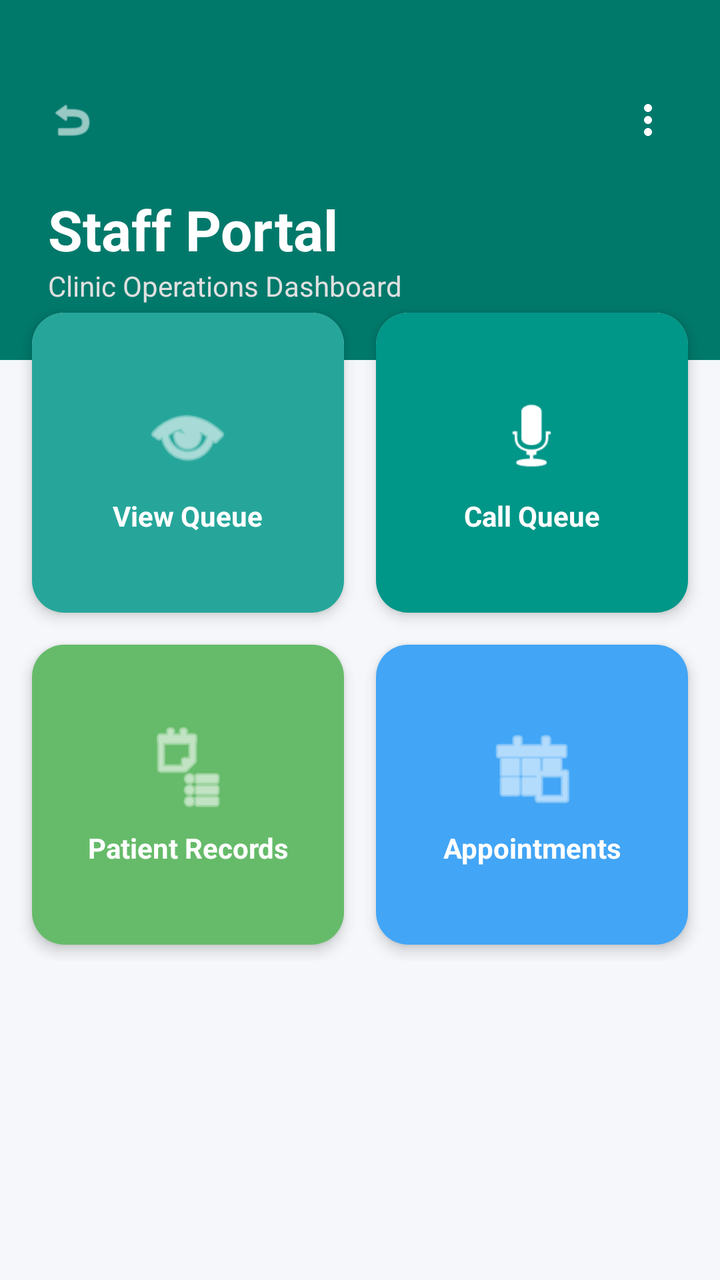
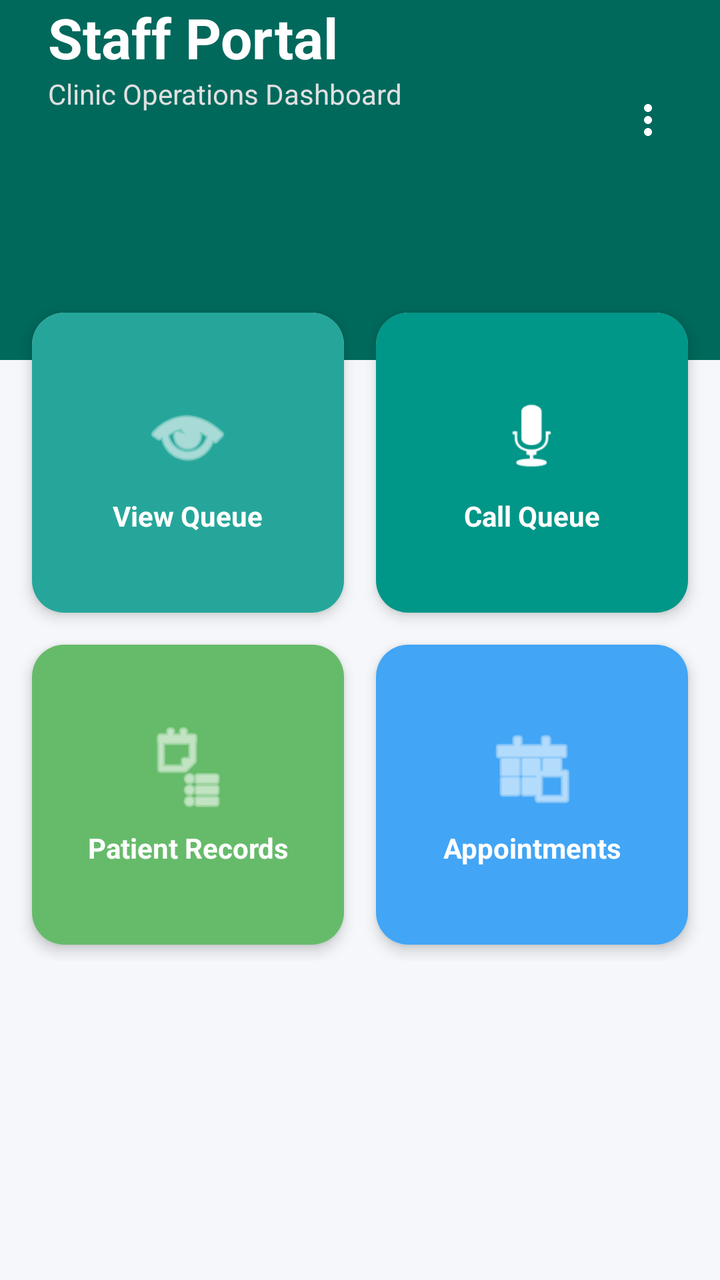

An Android layout rendered at two revisions. The XML below is the earlier revision; the diff shows what the commit changed to produce the second picture.
<!-- AndroidManifest.xml: application theme Theme.GlenEzyCareApps -->
<!-- res/layout/activity_staff_dash_board.xml -->
<?xml version="1.0" encoding="utf-8"?>
<androidx.constraintlayout.widget.ConstraintLayout xmlns:android="http://schemas.android.com/apk/res/android"
    xmlns:app="http://schemas.android.com/apk/res-auto"
    android:layout_width="match_parent"
    android:layout_height="match_parent"
    android:background="#F5F7FA">

    
    <View
        android:id="@+id/topHeader"
        android:layout_width="match_parent"
        android:layout_height="180dp"
        android:background="#00796B"
        app:layout_constraintTop_toTopOf="parent" />

    <ImageView
        android:id="@+id/btnBack"
        android:layout_width="40dp"
        android:layout_height="40dp"
        android:layout_marginStart="16dp"
        android:layout_marginTop="40dp"
        android:background="?attr/selectableItemBackgroundBorderless"
        android:padding="8dp"
        android:src="@android:drawable/ic_menu_revert"
        app:layout_constraintStart_toStartOf="parent"
        app:layout_constraintTop_toTopOf="parent"
        app:tint="@color/white"
        android:clickable="true"
        android:focusable="true"/>

    <ImageView
        android:id="@+id/btnMenu"
        android:layout_width="40dp"
        android:layout_height="40dp"
        android:layout_marginTop="40dp"
        android:layout_marginEnd="16dp"
        android:padding="8dp"
        android:src="@drawable/ic_more_vert"
        app:layout_constraintEnd_toEndOf="parent"
        app:layout_constraintTop_toTopOf="parent"
        app:tint="@color/white"
        android:clickable="true"
        android:focusable="true"
        android:background="?attr/selectableItemBackgroundBorderless"/>

    <TextView
        android:id="@+id/tvStaffTitle"
        android:layout_width="0dp"
        android:layout_height="wrap_content"
        android:layout_marginStart="24dp"
        android:layout_marginTop="16dp"
        android:layout_marginEnd="16dp"
        android:text="Staff Portal"
        android:textColor="@color/white"
        android:textSize="28sp"
        android:textStyle="bold"
        app:layout_constraintEnd_toStartOf="@+id/btnMenu"
        app:layout_constraintStart_toStartOf="parent"
        app:layout_constraintTop_toBottomOf="@+id/btnBack" />

    <TextView
        android:id="@+id/tvSubtitle"
        android:layout_width="0dp"
        android:layout_height="wrap_content"
        android:text="Clinic Operations Dashboard"
        android:textColor="#E0E0E0"
        android:textSize="14sp"
        app:layout_constraintEnd_toEndOf="@+id/tvStaffTitle"
        app:layout_constraintStart_toStartOf="@+id/tvStaffTitle"
        app:layout_constraintTop_toBottomOf="@+id/tvStaffTitle" />

    <androidx.core.widget.NestedScrollView
        android:layout_width="match_parent"
        android:layout_height="0dp"
        android:layout_marginTop="-40dp"
        android:clipToPadding="false"
        android:paddingBottom="24dp"
        app:layout_constraintBottom_toBottomOf="parent"
        app:layout_constraintTop_toBottomOf="@+id/topHeader">

        <GridLayout
            android:layout_width="match_parent"
            android:layout_height="wrap_content"
            android:alignmentMode="alignMargins"
            android:columnCount="2"
            android:padding="8dp">

            
            <androidx.cardview.widget.CardView
                android:id="@+id/btnViewQueue"
                android:layout_width="0dp"
                android:layout_height="150dp"
                android:layout_columnWeight="1"
                android:layout_margin="8dp"
                app:cardCornerRadius="16dp"
                app:cardElevation="4dp">

                <LinearLayout
                    android:layout_width="match_parent"
                    android:layout_height="match_parent"
                    android:background="#26A69A"
                    android:gravity="center"
                    android:orientation="vertical"
                    android:padding="8dp">

                    <ImageView
                        android:layout_width="45dp"
                        android:layout_height="45dp"
                        android:src="@android:drawable/ic_menu_view"
                        app:tint="@color/white" />

                    <TextView
                        android:layout_width="wrap_content"
                        android:layout_height="wrap_content"
                        android:layout_marginTop="8dp"
                        android:text="View Queue"
                        android:textAlignment="center"
                        android:textColor="@color/white"
                        android:textSize="14sp"
                        android:textStyle="bold" />
                </LinearLayout>
            </androidx.cardview.widget.CardView>

            
            <androidx.cardview.widget.CardView
                android:id="@+id/btnCallQueue"
                android:layout_width="0dp"
                android:layout_height="150dp"
                android:layout_columnWeight="1"
                android:layout_margin="8dp"
                app:cardCornerRadius="16dp"
                app:cardElevation="4dp">

                <LinearLayout
                    android:layout_width="match_parent"
                    android:layout_height="match_parent"
                    android:background="#009688"
                    android:gravity="center"
                    android:orientation="vertical"
                    android:padding="8dp">

                    <ImageView
                        android:layout_width="45dp"
                        android:layout_height="45dp"
                        android:src="@android:drawable/ic_btn_speak_now"
                        app:tint="@color/white" />

                    <TextView
                        android:layout_width="wrap_content"
                        android:layout_height="wrap_content"
                        android:layout_marginTop="8dp"
                        android:text="Call Queue"
                        android:textAlignment="center"
                        android:textColor="@color/white"
                        android:textSize="14sp"
                        android:textStyle="bold" />
                </LinearLayout>
            </androidx.cardview.widget.CardView>

            
            <androidx.cardview.widget.CardView
                android:id="@+id/btnPatientRecords"
                android:layout_width="0dp"
                android:layout_height="150dp"
                android:layout_columnWeight="1"
                android:layout_margin="8dp"
                app:cardCornerRadius="16dp"
                app:cardElevation="4dp">

                <LinearLayout
                    android:layout_width="match_parent"
                    android:layout_height="match_parent"
                    android:background="#66BB6A"
                    android:gravity="center"
                    android:orientation="vertical"
                    android:padding="8dp">

                    <ImageView
                        android:layout_width="45dp"
                        android:layout_height="45dp"
                        android:src="@android:drawable/ic_menu_agenda"
                        app:tint="@color/white" />

                    <TextView
                        android:layout_width="wrap_content"
                        android:layout_height="wrap_content"
                        android:layout_marginTop="8dp"
                        android:text="Patient Records"
                        android:textAlignment="center"
                        android:textColor="@color/white"
                        android:textSize="14sp"
                        android:textStyle="bold" />
                </LinearLayout>
            </androidx.cardview.widget.CardView>

            
            <androidx.cardview.widget.CardView
                android:id="@+id/btnAppointments"
                android:layout_width="0dp"
                android:layout_height="150dp"
                android:layout_columnWeight="1"
                android:layout_margin="8dp"
                app:cardCornerRadius="16dp"
                app:cardElevation="4dp">

                <LinearLayout
                    android:layout_width="match_parent"
                    android:layout_height="match_parent"
                    android:background="#42A5F5"
                    android:gravity="center"
                    android:orientation="vertical"
                    android:padding="8dp">

                    <ImageView
                        android:layout_width="45dp"
                        android:layout_height="45dp"
                        android:src="@android:drawable/ic_menu_today"
                        app:tint="@color/white" />

                    <TextView
                        android:layout_width="wrap_content"
                        android:layout_height="wrap_content"
                        android:layout_marginTop="8dp"
                        android:text="Appointments"
                        android:textAlignment="center"
                        android:textColor="@color/white"
                        android:textSize="14sp"
                        android:textStyle="bold" />
                </LinearLayout>
            </androidx.cardview.widget.CardView>

        </GridLayout>
    </androidx.core.widget.NestedScrollView>

</androidx.constraintlayout.widget.ConstraintLayout>
<!-- resources referenced by this layout -->
<resources>
  <color name="white">#FFFFFF</color>
  <!-- drawable ic_more_vert (drawable) -->
  <vector xmlns:android="http://schemas.android.com/apk/res/android"
      android:width="24dp"
      android:height="24dp"
      android:viewportWidth="24"
      android:viewportHeight="24"
      android:tint="?attr/colorControlNormal">
    <path
        android:fillColor="@android:color/white"
        android:pathData="M12,8c1.1,0 2,-0.9 2,-2s-0.9,-2 -2,-2 -2,0.9 -2,2 0.9,2 2,2zM12,10c-1.1,0 -2,0.9 -2,2s0.9,2 2,2 2,-0.9 2,-2 -0.9,-2 -2,-2zM12,16c-1.1,0 -2,0.9 -2,2s0.9,2 2,2 2,-0.9 2,-2 -0.9,-2 -2,-2z"/>
  </vector>
  <style name="Theme.GlenEzyCareApps" parent="Theme.Material3.DayNight.NoActionBar">
  
          <item name="colorPrimary">@color/primary_blue</item>
          <item name="colorOnPrimary">@color/white</item>
  
          <item name="android:statusBarColor">@color/background_dark</item>
          <item name="android:navigationBarColor">@color/background_dark</item>
  
      </style>
  <color name="primary_blue">#1976D2</color>
  <color name="background_dark">#121212</color>
</resources>

<!-- the commit's change to res/layout/activity_staff_dash_board.xml (unified diff, before → after) -->
@@ -1,6 +1,7 @@
 <?xml version="1.0" encoding="utf-8"?>
 <androidx.constraintlayout.widget.ConstraintLayout xmlns:android="http://schemas.android.com/apk/res/android"
     xmlns:app="http://schemas.android.com/apk/res-auto"
+    xmlns:tools="http://schemas.android.com/tools"
     android:layout_width="match_parent"
     android:layout_height="match_parent"
     android:background="#F5F7FA">
@@ -10,23 +11,8 @@
         android:id="@+id/topHeader"
         android:layout_width="match_parent"
         android:layout_height="180dp"
-        android:background="#00796B"
+        android:background="@color/staff_primary"
         app:layout_constraintTop_toTopOf="parent" />
-
-    <ImageView
-        android:id="@+id/btnBack"
-        android:layout_width="40dp"
-        android:layout_height="40dp"
-        android:layout_marginStart="16dp"
-        android:layout_marginTop="40dp"
-        android:background="?attr/selectableItemBackgroundBorderless"
-        android:padding="8dp"
-        android:src="@android:drawable/ic_menu_revert"
-        app:layout_constraintStart_toStartOf="parent"
-        app:layout_constraintTop_toTopOf="parent"
-        app:tint="@color/white"
-        android:clickable="true"
-        android:focusable="true"/>
 
     <ImageView
         android:id="@+id/btnMenu"
@@ -48,15 +34,15 @@
         android:layout_width="0dp"
         android:layout_height="wrap_content"
         android:layout_marginStart="24dp"
-        android:layout_marginTop="16dp"
         android:layout_marginEnd="16dp"
         android:text="Staff Portal"
         android:textColor="@color/white"
         android:textSize="28sp"
         android:textStyle="bold"
         app:layout_constraintEnd_toStartOf="@+id/btnMenu"
+        app:layout_constraintHorizontal_bias="0.0"
         app:layout_constraintStart_toStartOf="parent"
-        app:layout_constraintTop_toBottomOf="@+id/btnBack" />
+        tools:layout_editor_absoluteY="42dp" />
 
     <TextView
         android:id="@+id/tvSubtitle"
<!-- resource entries referenced after the edit -->
@@ -1,5 +1,6 @@
 <!-- resources referenced by this layout -->
 <resources>
+  <color name="staff_primary">#00695C</color>
   <color name="white">#FFFFFF</color>
   <!-- drawable ic_more_vert (drawable) -->
   <vector xmlns:android="http://schemas.android.com/apk/res/android"
@@ -14,14 +15,14 @@
   </vector>
   <style name="Theme.GlenEzyCareApps" parent="Theme.Material3.DayNight.NoActionBar">
   
-          <item name="colorPrimary">@color/primary_blue</item>
+          <item name="colorPrimary">@color/brand_primary</item>
           <item name="colorOnPrimary">@color/white</item>
   
           <item name="android:statusBarColor">@color/background_dark</item>
           <item name="android:navigationBarColor">@color/background_dark</item>
   
       </style>
-  <color name="primary_blue">#1976D2</color>
+  <color name="brand_primary">#1976D2</color>
   <color name="background_dark">#121212</color>
 </resources>
 
